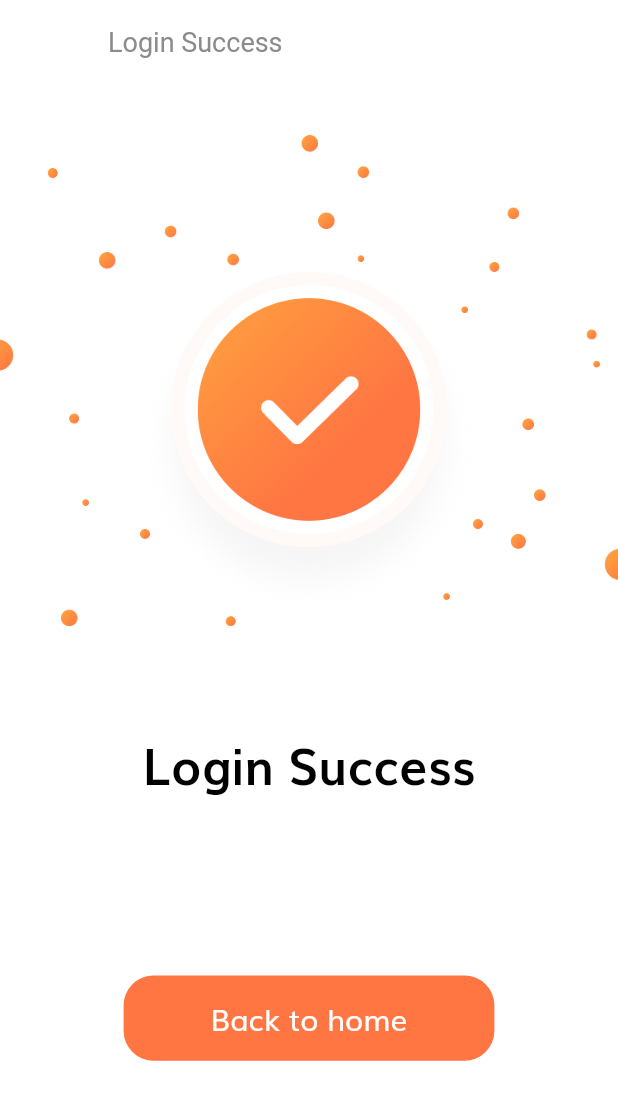
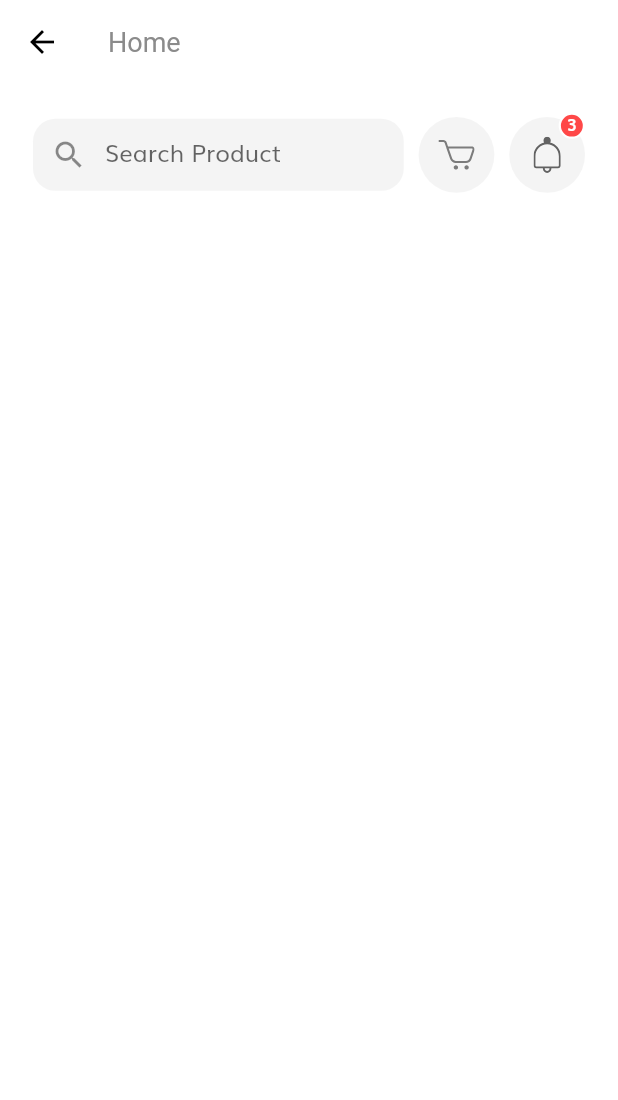
Before and after one commit to Maessa-Wanni/app-shop, a Flutter app: the LoginSuccessScreen screen opened by its route, after a tap on "Back to home", on a phone screen of 412 x 824 dp. Shown: the top 1100 px of the screen. Run offline on Flutter 3.47's test engine with Material 2 defaults, Android fonts, the phone set to English and light mode, and no system bars; our stand-ins replace flutter_svg.

Commit message:
https://github.com/Maessa-Wanni/app-shop.git

```diff
--- a/lib/routes.dart
+++ b/lib/routes.dart
@@ -1,7 +1,8 @@
-import 'package:app_shop/login_scuccess/login_scuccess_screen.dart';
 import 'package:app_shop/screens/complete_profile_screen/complete_profile_screen.dart';
 import 'package:app_shop/screens/forgot_password/forgot_password_screen.dart';
+import 'package:app_shop/screens/login_scuccess/login_scuccess_screen.dart';
 import 'package:app_shop/screens/otp/opt_screen.dart';
+import 'package:app_shop/screens/home/home_screen.dart';
 import 'package:app_shop/screens/sign_in/sign_in_screen.dart';
 import 'package:app_shop/screens/sign_up/sign_up_screen.dart';
 import 'package:app_shop/screens/splash/splash_screen.dart';
@@ -15,4 +16,5 @@ final Map <String, WidgetBuilder> routes = {
   SignUpScreen.routeName:(context) => SignUpScreen(),
   CompleteProfileScreen.routeName:(context) => CompleteProfileScreen(),
   OptScreen.routeName:(context) => OptScreen(),
+  HomeScreen.routeName:(context) => HomeScreen(),
 };
--- /dev/null
+++ b/lib/screens/home/components/body.dart
@@ -0,0 +1,24 @@
+import 'package:app_shop/constants.dart';
+import 'package:app_shop/screens/home/components/search_field.dart';
+import 'package:app_shop/size_config.dart';
+import 'package:flutter/material.dart';
+import 'package:flutter_svg/flutter_svg.dart';
+
+import 'home_header.dart';
+import 'icon_btn_with_counter.dart';
+
+class Body extends StatelessWidget {
+  @override
+  Widget build(BuildContext context) {
+    return SafeArea(
+      child: SingleChildScrollView(
+        child: Column(
+          children: [
+            SizedBox(height: getProportionateScreenWidth(20),),
+            HomeHeader(),
+          ],
+        ),
+      ),
+    );
+  }
+}
--- /dev/null
+++ b/lib/screens/home/components/home_header.dart
@@ -0,0 +1,36 @@
+import 'package:flutter/material.dart';
+
+import '../../../size_config.dart';
+import 'icon_btn_with_counter.dart';
+import 'search_field.dart';
+
+
+class HomeHeader extends StatelessWidget {
+
+  const HomeHeader({
+    Key key
+  }):super(key: key);
+
+  @override
+  Widget build(BuildContext context) {
+    return Padding(
+      padding: EdgeInsets.symmetric(horizontal: getProportionateScreenWidth(20)),
+      child: Row(
+        mainAxisAlignment: MainAxisAlignment.spaceBetween,
+        children: [
+          SearchField(),
+          IconBtnWithCounter(
+              svgSrc: "assets/icons/Cart Icon.svg",
+              press: (){
+              }),
+          IconBtnWithCounter(
+              svgSrc: "assets/icons/Bell.svg",
+              numOfItems: 3,
+              press: (){
+
+              })
+        ],
+      ),
+    );
+  }
+}
--- /dev/null
+++ b/lib/screens/home/components/icon_btn_with_counter.dart
@@ -0,0 +1,66 @@
+import 'package:flutter/material.dart';
+import 'package:flutter_svg/svg.dart';
+
+import '../../../constants.dart';
+import '../../../size_config.dart';
+
+
+class IconBtnWithCounter extends StatelessWidget {
+  const IconBtnWithCounter ({
+    Key key,
+    @required this.svgSrc,
+    this.numOfItems = 0,
+    @required this.press,
+  }):super(key:key);
+
+  final String svgSrc;
+  final int numOfItems;
+  final GestureTapCallback press;
+  @override
+  Widget build(BuildContext context) {
+    return InkWell(
+      onTap: press,
+      borderRadius: BorderRadius.circular(50),
+      child: Stack(
+          overflow: Overflow.visible,
+          children :[
+            Container(
+              padding: EdgeInsets.all(getProportionateScreenWidth(12)),
+              height: getProportionateScreenWidth(46),
+              width: getProportionateScreenWidth(46),
+              decoration: BoxDecoration(
+                color: kSecondaryColor.withOpacity(0.1),
+                shape: BoxShape.circle,
+              ),
+              child: SvgPicture.asset(svgSrc),
+            ),
+            if(numOfItems!=0)
+              Positioned(
+                  top: -3,
+                  right: 0,
+                  child: Container(
+                    height: getProportionateScreenWidth(16),
+                    width: getProportionateScreenWidth(16),
+                    decoration: BoxDecoration(
+                        color: Color(0xFFFF4848),
+                        shape: BoxShape.circle,
+                        border:Border.all(width: 1.5,color: Colors.white)
+                    ),
+                    child: Center(
+                      child: Text(
+                        "$numOfItems",
+                        style: TextStyle(
+                            fontSize: getProportionateScreenWidth(10),
+                            height: 1,
+                            color: Colors.white,
+                            fontWeight: FontWeight.w600
+                        ),
+                      ),
+                    ),
+                  )
+              )
+          ]
+      ),
+    );
+  }
+}
--- /dev/null
+++ b/lib/screens/home/components/search_field.dart
@@ -0,0 +1,38 @@
+import 'package:flutter/material.dart';
+
+import '../../../constants.dart';
+import '../../../size_config.dart';
+
+
+class SearchField extends StatelessWidget {
+  const SearchField({
+    Key key,
+  }):super(key: key);
+
+  @override
+  Widget build(BuildContext context) {
+    return  Container(
+      width: SizeConfig.screenWidth*0.6,
+      //   height: 50,
+      decoration: BoxDecoration(
+          color: kSecondaryColor.withOpacity(0.1),
+          borderRadius: BorderRadius.circular(15)
+      ),
+      child: TextField(
+        onChanged: (value){
+
+        },
+        decoration: InputDecoration(
+            enabledBorder: InputBorder.none,
+            focusedBorder: InputBorder.none,
+            hintText: "Search Product",
+            prefixIcon: Icon(Icons.search),
+            contentPadding: EdgeInsets.symmetric(
+                horizontal: getProportionateScreenWidth(20),
+                vertical: getProportionateScreenWidth(9)
+            )
+        ),
+      ),
+    );
+  }
+}
--- /dev/null
+++ b/lib/screens/home/home_screen.dart
@@ -0,0 +1,15 @@
+import 'package:app_shop/screens/home/components/body.dart';
+import 'package:flutter/material.dart';
+
+class HomeScreen extends StatelessWidget {
+  static String routeName = "/home";
+  @override
+  Widget build(BuildContext context) {
+    return Scaffold(
+      appBar: AppBar(
+        title: Text("Home"),
+      ),
+      body: Body(),
+    );
+  }
+}
--- a/lib/login_scuccess/components/body.dart
+++ b/lib/screens/login_scuccess/components/body.dart
@@ -1,7 +1,8 @@
 import 'package:app_shop/components/default_botton.dart';
 import 'package:flutter/material.dart';
+import 'package:app_shop/size_config.dart';
+import 'package:app_shop/screens/home/home_screen.dart';
 
-import '../../size_config.dart';
 
 
 class Body extends StatelessWidget {
@@ -29,7 +30,7 @@ class Body extends StatelessWidget {
           child: DefualtBotton(
             text: "Back to home",
             press: () {
-            //  Navigator.pushNamed(context, HomeScreen.routeName);
+              Navigator.pushNamed(context, HomeScreen.routeName);
             },
           ),
         ),
--- a/lib/login_scuccess/login_scuccess_screen.dart
+++ b/lib/screens/login_scuccess/login_scuccess_screen.dart
@@ -1,5 +1,5 @@
-import 'package:app_shop/login_scuccess/components/body.dart';
 import 'package:flutter/material.dart';
+import 'package:app_shop/screens/login_scuccess//components/body.dart';
 
 class LoginSuccessScreen extends StatelessWidget {
   static String routeName = "/login_success";
--- a/lib/screens/sign_in/components/sign_form.dart
+++ b/lib/screens/sign_in/components/sign_form.dart
@@ -1,4 +1,4 @@
-import 'package:app_shop/login_scuccess/login_scuccess_screen.dart';
+import 'package:app_shop/screens/login_scuccess/login_scuccess_screen.dart';
 import 'package:app_shop/screens/forgot_password/forgot_password_screen.dart';
 import 'package:flutter/cupertino.dart';
 import 'package:flutter/material.dart';
--- a/lib/screens/sign_up/components/body.dart
+++ b/lib/screens/sign_up/components/body.dart
@@ -1,6 +1,4 @@
-import 'package:app_shop/components/custom_suffix_icon.dart';
-import 'package:app_shop/components/default_botton.dart';
-import 'package:app_shop/components/form_error.dart';
+
 import 'package:app_shop/components/social_card.dart';
 import 'package:app_shop/constants.dart';
 import 'package:app_shop/screens/sign_up/components/sign_up_form.dart';
```
